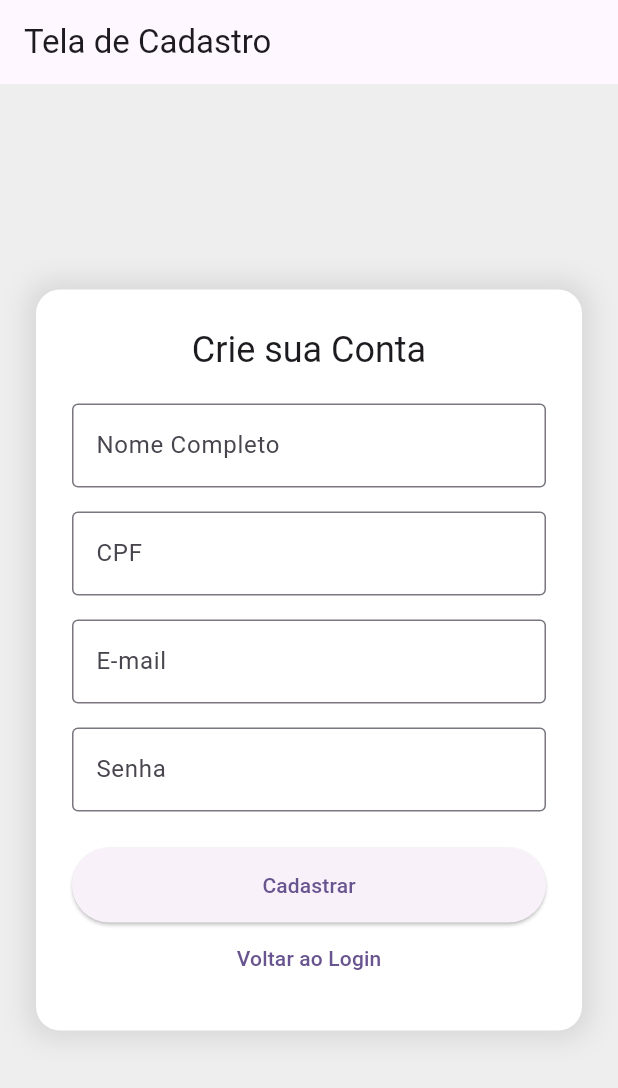
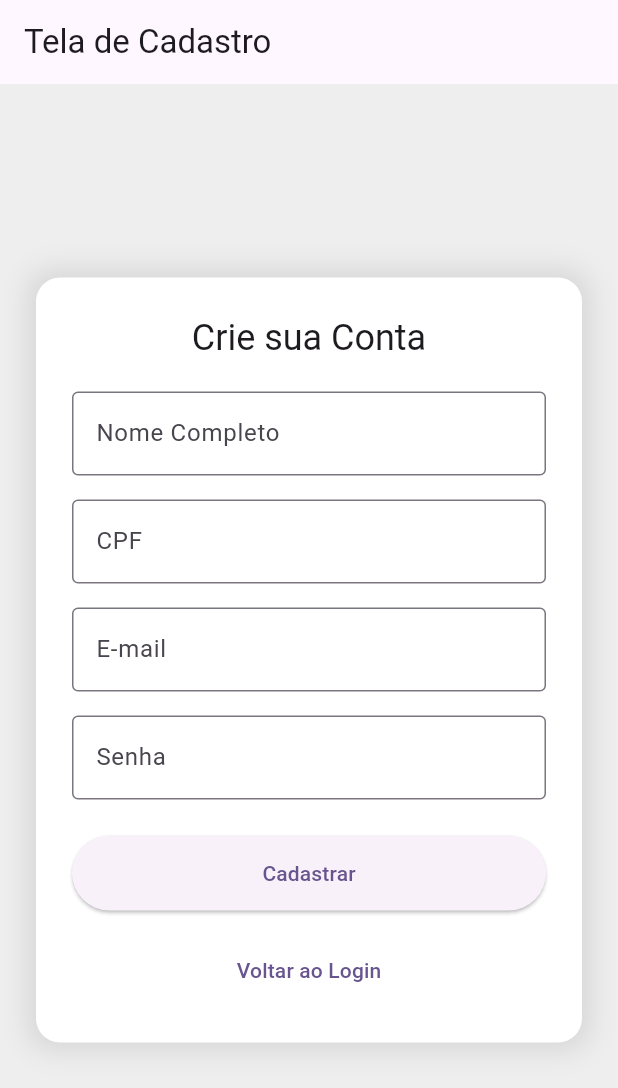
Before and after one commit to KauanMMF/Cinema_Flutter, a Flutter app: the screen it shows after launch, after a tap on "ENTRAR", after a tap on "Crie uma aqui", on a phone screen of 412 x 824 dp. Shown: the top 1088 px of the screen. Run offline on Flutter 3.47's test engine with Material 3 defaults, Android fonts, the phone set to English and light mode, and no system bars; our stand-ins replace shared_preferences.

Commit message:
Normaliza nome classes

```diff
--- a/lib/components/barra_lateral.dart
+++ b/lib/components/barra_lateral.dart
@@ -31,7 +31,7 @@ class BarraLateral extends StatelessWidget {
               Navigator.pushReplacement(
                 context,
                 MaterialPageRoute(
-                  builder: (context) => const MyHomePage(title: 'Cadastro de Hóspede'),
+                  builder: (context) => const CadastroHospede(title: 'Cadastro de Hóspede'),
                 ),
               );
             },
@@ -43,7 +43,7 @@ class BarraLateral extends StatelessWidget {
               Navigator.pushReplacement(
                 context,
                 MaterialPageRoute(
-                  builder: (context) => const HospedesListScreen(),
+                  builder: (context) => const ListaHospedes(),
                 ),
               );
             },
@@ -68,7 +68,7 @@ class BarraLateral extends StatelessWidget {
               Navigator.pushReplacement(
                 context,
                 MaterialPageRoute(
-                  builder: (context) => const LoginPage(title: 'Login'),
+                  builder: (context) => const LoginUsuario(title: 'Login'),
                 ),
               );
             },
--- a/lib/main.dart
+++ b/lib/main.dart
@@ -24,7 +24,7 @@ class MyApp extends StatelessWidget {
         colorScheme: ColorScheme.fromSeed(seedColor: Colors.deepPurple),
         useMaterial3: true,
       ),
-      home: const LoginPage(title: 'Cadastro de Hóspede'),
+      home: const LoginUsuario(title: 'Login'),
     );
   }
 }
--- a/lib/pages/cadatro.dart
+++ b/lib/pages/cadatro.dart
@@ -5,12 +5,12 @@ import 'package:flutter_application_1/service/account_manager.dart';
 import 'package:flutter_application_1/components/CpfInputFormatter.dart';
 import 'package:flutter/services.dart';
 
-class RegistrationScreen extends StatefulWidget {
+class CadastroUsuario extends StatefulWidget {
   @override
-  _RegistrationScreenState createState() => _RegistrationScreenState();
+  _CadastroUsuarioState createState() => _CadastroUsuarioState();
 }
 
-class _RegistrationScreenState extends State<RegistrationScreen> {
+class _CadastroUsuarioState extends State<CadastroUsuario> {
   final _formKey = GlobalKey<FormState>();
   final _nameController = TextEditingController();
   final _cpfController = TextEditingController();
@@ -41,7 +41,7 @@ class _RegistrationScreenState extends State<RegistrationScreen> {
           Navigator.pushReplacement(
             context,
             MaterialPageRoute(
-              builder: (context) => LoginPage(title: "Login"),
+              builder: (context) => LoginUsuario(title: "Login"),
             ),
           );
 
@@ -175,16 +175,19 @@ class _RegistrationScreenState extends State<RegistrationScreen> {
                       minimumSize: Size(double.infinity, 50),
                     ),
                   ),
-                  TextButton(
+                  Padding(
+                    padding: const EdgeInsets.only(top: 16),
+                    child: TextButton(
                       onPressed: () {
                         Navigator.pushReplacement(
                           context,
                           MaterialPageRoute(
-                          builder: (context) => LoginPage(title: "Login"),
+                            builder: (context) => LoginUsuario(title: "Login"),
                           ),
                         );
                       },
-                    child: Text('Voltar ao Login'),
+                      child: const Text('Voltar ao Login'),
+                    ),
                   ),
                 ],
               ),
--- a/lib/pages/login.dart
+++ b/lib/pages/login.dart
@@ -4,14 +4,14 @@ import 'package:flutter_application_1/pages/cadatro.dart';
 import 'package:flutter_application_1/service/account_manager.dart';
 import 'package:flutter_application_1/service/sesseion.dart';
 
-class LoginPage extends StatefulWidget {
-  const LoginPage({super.key, required this.title});
+class LoginUsuario extends StatefulWidget {
+  const LoginUsuario({super.key, required this.title});
   final String title;
   @override
-  State<LoginPage> createState() => _LoginPageState();
+  State<LoginUsuario> createState() => _LoginUsuarioState();
 }
 
-class _LoginPageState extends State<LoginPage> {
+class _LoginUsuarioState extends State<LoginUsuario> {
   final _formKey = GlobalKey<FormState>();
   final TextEditingController _emailController = TextEditingController();
   final TextEditingController _passwordController = TextEditingController();
@@ -55,7 +55,7 @@ class _LoginPageState extends State<LoginPage> {
             context,
             MaterialPageRoute(
               builder: (context) =>
-                  const MyHomePage(title: 'Cadastro de Hóspede'),
+                  const CadastroHospede(title: 'Cadastro de Hóspede'),
             ),
           );
         } else {
@@ -97,7 +97,7 @@ class _LoginPageState extends State<LoginPage> {
                 ),
                 const SizedBox(height: 24.0),
                 Text(
-                  'Bem-vindo!',
+                  'Bem-vindo(a)!',
                   textAlign: TextAlign.center,
                   style: Theme.of(context).textTheme.headlineSmall,
                 ),
@@ -217,7 +217,7 @@ class _LoginPageState extends State<LoginPage> {
                         Navigator.pushReplacement(
                           context,
                           MaterialPageRoute(
-                            builder: (context) => RegistrationScreen(),
+                            builder: (context) => CadastroUsuario(),
                           ),
                         );
                       },
```
Also changed, not shown: lib/pages/hospede_form.dart (+5 -5 lines), lib/pages/hospedes_list_screen.dart (+5 -5 lines). Lines whose indentation alone changed are shown as unchanged.
